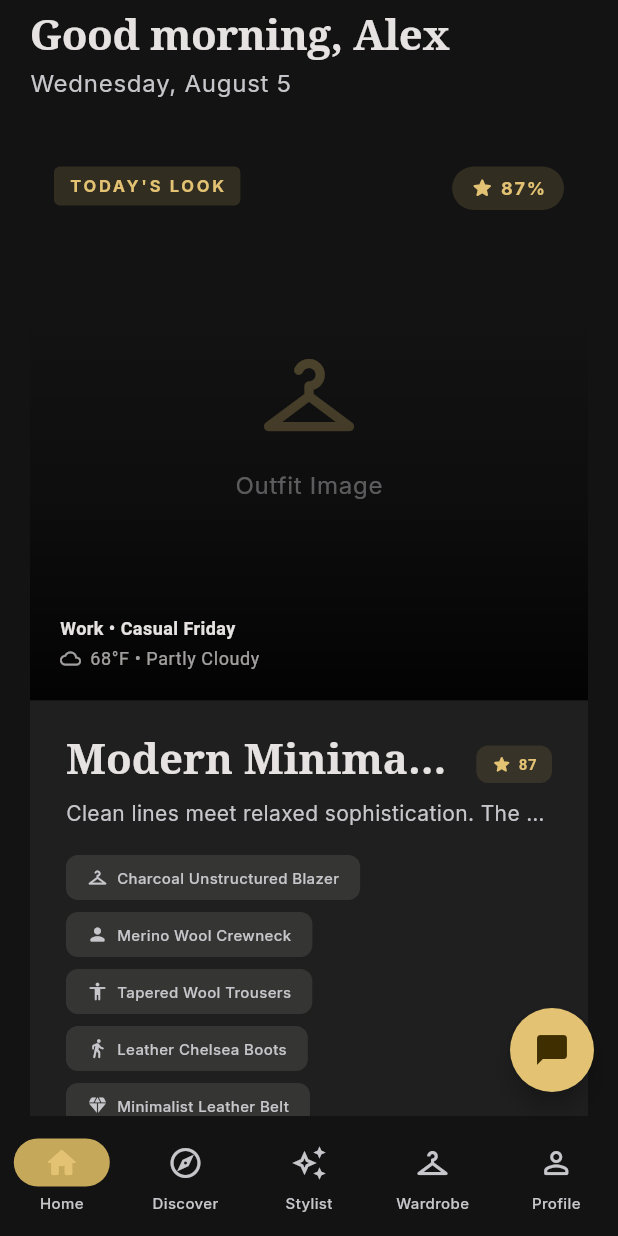
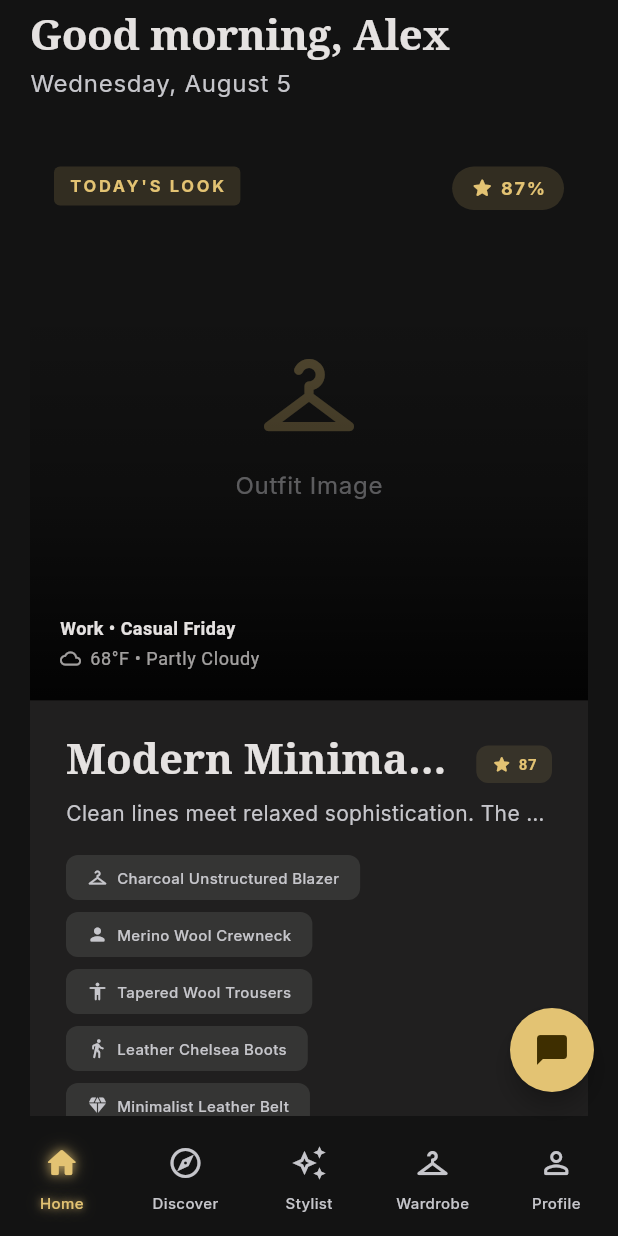
Before and after one commit to Zenvybusiness/fansivibe_v1_backup, a Flutter app: the screen it shows after launch, after a tap on "Sign In", on a phone screen of 412 x 824 dp. Run offline on Flutter 3.47's test engine with Material 3 defaults, Android fonts, the phone set to English and light mode, and no system bars; our stand-ins replace camera, go_router, shared_preferences; project files that could hold a hidden picture were left out.

Commit message:
feat: update navigation bar to use glowing icons and labels instead of background indicator pill

```diff
--- a/newproject/flutter_application_1/lib/app/router/router_shell.dart
+++ b/newproject/flutter_application_1/lib/app/router/router_shell.dart
@@ -2,6 +2,7 @@ import 'package:flutter/material.dart';
 import 'package:go_router/go_router.dart';
 
 import 'package:fansivibe/shared/components/floating_assistant_button.dart';
+import 'package:fansivibe/shared/theme/fansivibe_colors.dart';
 
 class RouterShell extends StatelessWidget {
   const RouterShell({required this.navigationShell, super.key});
@@ -23,34 +24,34 @@ class RouterShell extends StatelessWidget {
             initialLocation: index == navigationShell.currentIndex,
           );
         },
-        indicatorColor: theme.colorScheme.primaryContainer,
+        indicatorColor: Colors.transparent,
         labelBehavior: NavigationDestinationLabelBehavior.alwaysShow,
         backgroundColor: theme.colorScheme.surface,
         elevation: 8,
         destinations: const [
           NavigationDestination(
-            icon: Icon(Icons.home_outlined),
-            selectedIcon: Icon(Icons.home_rounded),
+            icon: _GlowingIcon(Icons.home_outlined),
+            selectedIcon: _GlowingIcon(Icons.home_rounded, glow: true),
             label: 'Home',
           ),
           NavigationDestination(
-            icon: Icon(Icons.explore_outlined),
-            selectedIcon: Icon(Icons.explore_rounded),
+            icon: _GlowingIcon(Icons.explore_outlined),
+            selectedIcon: _GlowingIcon(Icons.explore_rounded, glow: true),
             label: 'Discover',
           ),
           NavigationDestination(
-            icon: Icon(Icons.auto_awesome_outlined),
-            selectedIcon: Icon(Icons.auto_awesome_rounded),
+            icon: _GlowingIcon(Icons.auto_awesome_outlined),
+            selectedIcon: _GlowingIcon(Icons.auto_awesome_rounded, glow: true),
             label: 'Stylist',
           ),
           NavigationDestination(
-            icon: Icon(Icons.checkroom_outlined),
-            selectedIcon: Icon(Icons.checkroom_rounded),
+            icon: _GlowingIcon(Icons.checkroom_outlined),
+            selectedIcon: _GlowingIcon(Icons.checkroom_rounded, glow: true),
             label: 'Wardrobe',
           ),
           NavigationDestination(
-            icon: Icon(Icons.person_outline_rounded),
-            selectedIcon: Icon(Icons.person_rounded),
+            icon: _GlowingIcon(Icons.person_outline_rounded),
+            selectedIcon: _GlowingIcon(Icons.person_rounded, glow: true),
             label: 'Profile',
           ),
         ],
@@ -58,3 +59,37 @@ class RouterShell extends StatelessWidget {
     );
   }
 }
+
+class _GlowingIcon extends StatelessWidget {
+  const _GlowingIcon(this.icon, {this.glow = false});
+
+  final IconData icon;
+  final bool glow;
+
+  @override
+  Widget build(BuildContext context) {
+    final color = glow ? FansivibeColors.primary : FansivibeColors.secondary;
+    return Text(
+      String.fromCharCode(icon.codePoint),
+      style: TextStyle(
+        fontFamily: icon.fontFamily,
+        package: icon.fontPackage,
+        color: color,
+        fontSize: 24,
+        height: 1.0,
+        shadows: glow
+            ? [
+                Shadow(
+                  color: FansivibeColors.primary.withValues(alpha: 0.75),
+                  blurRadius: 8,
+                ),
+                Shadow(
+                  color: FansivibeColors.primary.withValues(alpha: 0.4),
+                  blurRadius: 16,
+                ),
+              ]
+            : null,
+      ),
+    );
+  }
+}
--- a/newproject/flutter_application_1/lib/shared/theme/fansivibe_theme.dart
+++ b/newproject/flutter_application_1/lib/shared/theme/fansivibe_theme.dart
@@ -38,12 +38,29 @@ abstract final class FansivibeTheme {
 
       navigationBarTheme: NavigationBarThemeData(
         backgroundColor: FansivibeColors.surfaceContainerHigh,
-        indicatorColor: FansivibeColors.primary.withValues(alpha: 0.2),
+        indicatorColor: Colors.transparent,
         surfaceTintColor: FansivibeColors.surface,
         elevation: 0,
-        labelTextStyle: WidgetStatePropertyAll(
-          FansivibeTypography.labelSmallWithFamily,
-        ),
+        labelTextStyle: WidgetStateProperty.resolveWith((states) {
+          if (states.contains(WidgetState.selected)) {
+            return FansivibeTypography.labelSmallWithFamily.copyWith(
+              color: FansivibeColors.primary,
+              shadows: [
+                Shadow(
+                  color: FansivibeColors.primary.withValues(alpha: 0.75),
+                  blurRadius: 6,
+                ),
+                Shadow(
+                  color: FansivibeColors.primary.withValues(alpha: 0.4),
+                  blurRadius: 12,
+                ),
+              ],
+            );
+          }
+          return FansivibeTypography.labelSmallWithFamily.copyWith(
+            color: FansivibeColors.secondary,
+          );
+        }),
         iconTheme: WidgetStateProperty.resolveWith((states) {
           if (states.contains(WidgetState.selected)) {
             return const IconThemeData(
```
Also changed, not shown: 1 other file.
